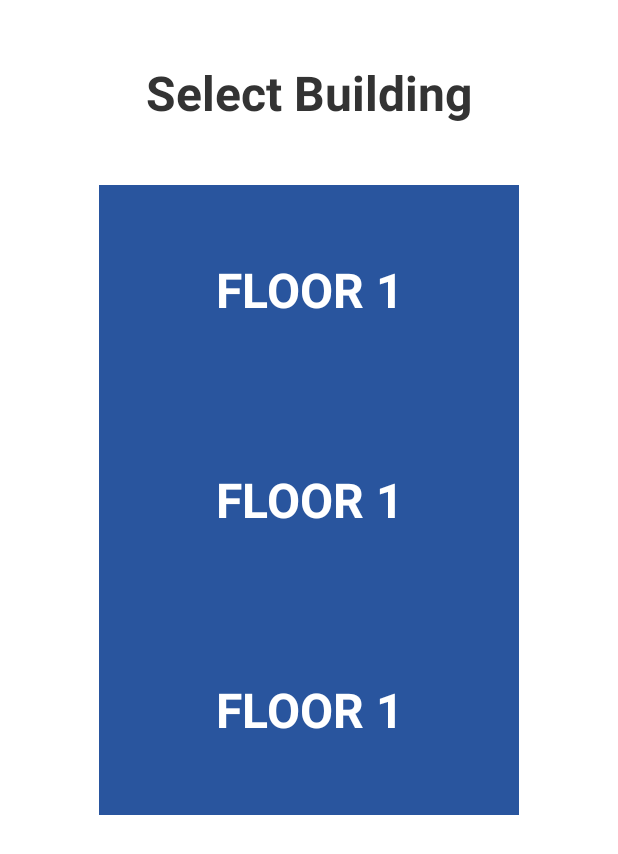
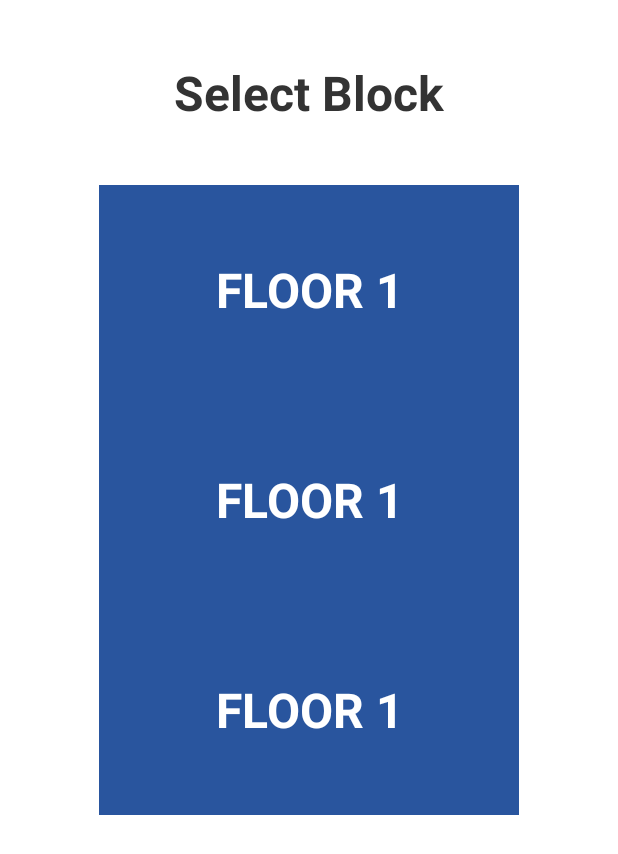
Before and after one commit to ShubhamVats1256/hipla-hybrid, an Android app: the layout fragment_floor_list.xml on its own in the app's theme, with its tools: preview values and no code run, on a phone screen of 412 x 824 dp. Shown: the top 854 px of the screen. Run offline under Robolectric (Android 15) with nearby library versions, the phone set to English and light mode, and no system bars.

Commit message:
2_09_2022 bug fixes

```diff
--- a/app/src/main/java/com/hipla/channel/ui/FloorListFragment.kt
+++ b/app/src/main/java/com/hipla/channel/ui/FloorListFragment.kt
@@ -134,7 +134,7 @@ class FloorListFragment : Fragment(R.layout.fragment_floor_list) {
 
     private fun showFloorConfirmationDialog(floorInfo: FloorInfo) {
         AlertDialog.Builder(requireContext())
-            .setTitle("Building ${floorInfo.name} selected")
+            .setTitle("Block ${floorInfo.name} selected")
             .setMessage("Are you sure you want to continue?") // Specifying a listener allows you to take an action before dismissing the dialog.
             .setPositiveButton(
                 android.R.string.yes
--- a/app/src/main/java/com/hipla/channel/ui/UnitListFragment.kt
+++ b/app/src/main/java/com/hipla/channel/ui/UnitListFragment.kt
@@ -62,7 +62,7 @@ class UnitListFragment : Fragment(R.layout.fragment_unit_list) {
         viewModel = ViewModelProvider(this)[UnitsViewModel::class.java]
         viewModel.extractArguments(arguments)
         binding.header.text = buildString {
-            append("Units in building ")
+            append("Units in block ")
             append(viewModel.selectedFloorInfo.name)
         }
         unitListAdapter = UnitListAdapter(requireContext()) {
--- a/app/src/main/res/values/strings.xml
+++ b/app/src/main/res/values/strings.xml
@@ -73,6 +73,6 @@
     <string name="application_confirm_application_no">Confirmation for Application No : %1$s\n</string>
     <string name="application_confirm_inventory_no">Confirmation for Booking of %1$s\n</string>
 
-    <string name="select_floor">Select Building</string>
+    <string name="select_floor">Select Block</string>
 
 </resources>
```
